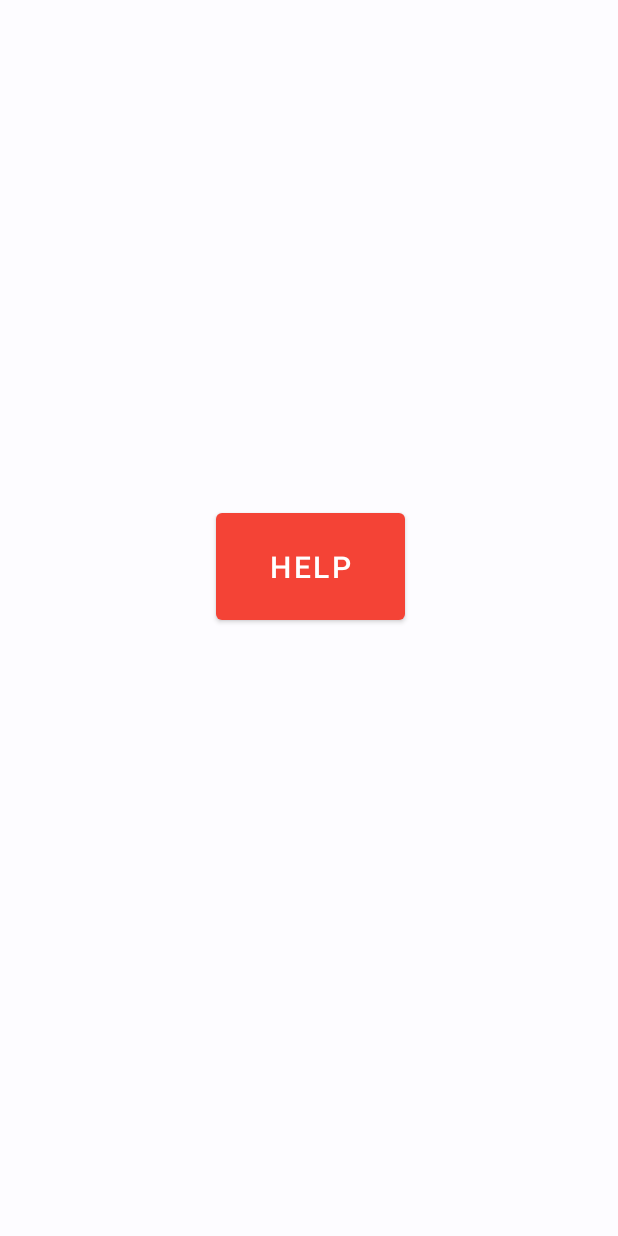
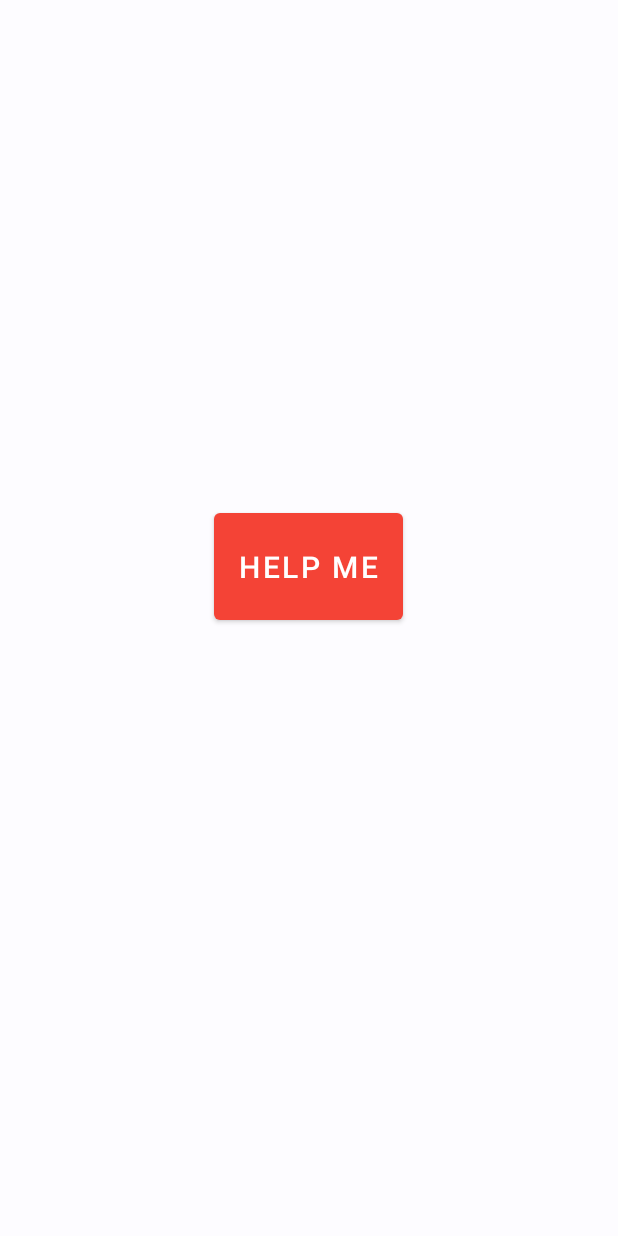
Before and after one commit to ebosompa/emergency-app, an Android app: the screen it shows after launch (MainActivity), on a phone screen of 412 x 824 dp. Run offline under Robolectric (Android 15) with nearby library versions, the phone set to English and light mode, and no system bars.

Commit message:
Updated layout

```diff
--- a/EmergencyApp/app/src/main/java/com/example/emergencyapp/MainActivity.java
+++ b/EmergencyApp/app/src/main/java/com/example/emergencyapp/MainActivity.java
@@ -16,12 +16,10 @@ import android.widget.Toast;
 import com.google.android.gms.location.FusedLocationProviderClient;
 import com.google.android.gms.location.LocationRequest;
 import com.google.android.gms.location.LocationServices;
-import com.google.android.gms.tasks.CancellationToken;
 import com.google.android.gms.tasks.OnFailureListener;
 import com.google.android.gms.tasks.OnSuccessListener;
 
 import org.jetbrains.annotations.NotNull;
-import org.jetbrains.annotations.Nullable;
 
 public class MainActivity extends AppCompatActivity {
     Button btnSendAlert;
@@ -50,6 +48,8 @@ public class MainActivity extends AppCompatActivity {
                     @Override
                     public void onSuccess(Location location) {
                         Toast.makeText(getApplicationContext(), location.toString(), Toast.LENGTH_LONG).show();
+                        btnSendAlert.setBackgroundColor(getResources().getColor(R.color.teal_200));
+                        btnSendAlert.setText("Help called");
                     }
                 })
                 .addOnFailureListener(new OnFailureListener() {
--- a/EmergencyApp/app/src/main/res/layout/activity_main.xml
+++ b/EmergencyApp/app/src/main/res/layout/activity_main.xml
@@ -11,13 +11,10 @@
         android:id="@+id/btnSendAlert"
         android:layout_width="126dp"
         android:layout_height="83dp"
-        android:layout_alignParentStart="true"
-        android:layout_alignParentLeft="true"
         android:layout_alignParentTop="true"
-        android:layout_marginStart="144dp"
-        android:layout_marginLeft="144dp"
+        android:layout_centerHorizontal="true"
         android:layout_marginTop="336dp"
-        android:text="Help"
+        android:text="Help Me"
         android:textSize="20sp"
         app:backgroundTint="#F44336"
         tools:layout_editor_absoluteX="160dp"
```
